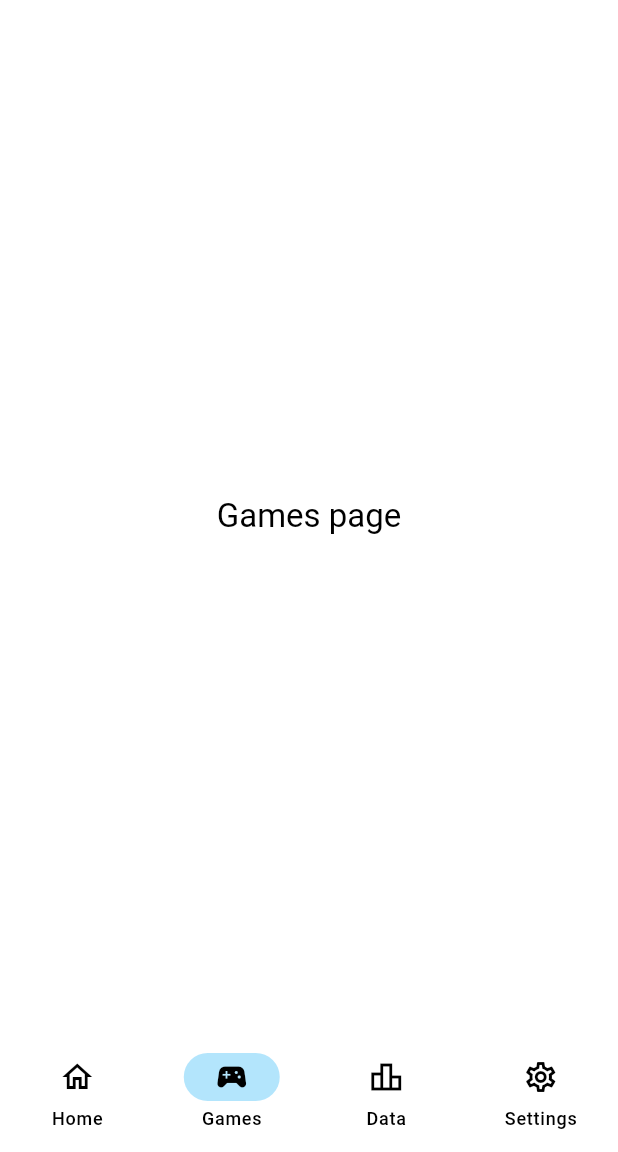
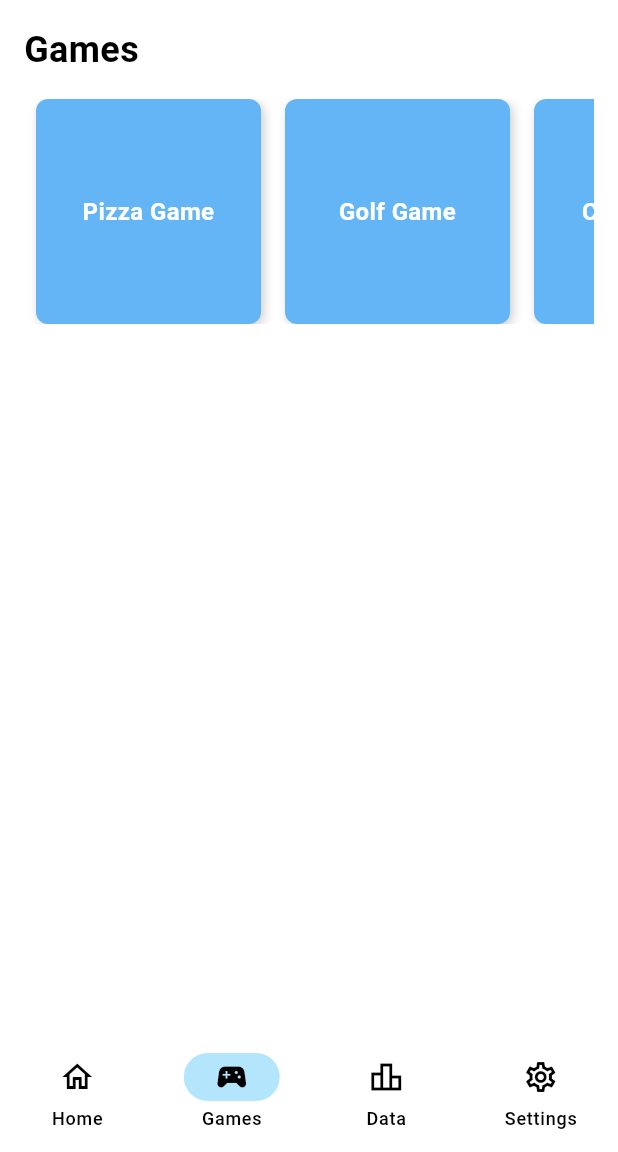
Before and after one commit to UBC-BEST/M2M-App, a Flutter app: the Navigation screen opened directly, item 2 of the bottom bar chosen, on a phone screen of 412 x 824 dp, the part 84-1236 px from its top. Run offline on Flutter 3.47's test engine with Material 3 defaults, Android fonts, the phone set to English and light mode, and no system bars; our stand-ins replace local_auth; missing offline and left inert: flutter_unity_widget.

Commit message:
compiled and exported unity pizza game

```diff
--- a/lib/pages/Home/games_page.dart
+++ b/lib/pages/Home/games_page.dart
@@ -1,21 +1,70 @@
-// pages/games_page.dart
 import 'package:flutter/material.dart';
 
 class GamesPage extends StatelessWidget {
-  const GamesPage({super.key});
+  final List<Map<String, dynamic>> games;
+
+  const GamesPage({super.key, required this.games});
 
   @override
   Widget build(BuildContext context) {
-    final theme = Theme.of(context);
-    return Card(
-      shadowColor: Colors.transparent,
-      margin: const EdgeInsets.all(0),
-      child: SizedBox.expand(
-        child: Center(
-          child: Text(
-            'Games page',
-            style: theme.textTheme.titleLarge,
-          ),
+    // Simple list that shows all of the games on a horizontal scrolling axis
+    // It takes game information passed by landing.dart to name the tiles
+    return Scaffold(
+      body: Padding(
+        padding: const EdgeInsets.all(16.0),
+        child: Column(
+          crossAxisAlignment: CrossAxisAlignment.start,
+          children: [
+            // Title
+            const Text(
+              'Games',
+              style: TextStyle(
+                fontSize: 24,
+                fontWeight: FontWeight.bold,
+              ),
+            ),
+            const SizedBox(height: 16), // Space between title and list
+            // Horizontally scrollable list
+            SizedBox(
+              height: 150, // Square tile size
+              child: ListView.builder(
+                scrollDirection: Axis.horizontal,
+                itemCount: games.length,
+                itemBuilder: (context, index) {
+                  final game = games[index];
+                  return GestureDetector(
+                    onTap: game['onTap'] != null ? () => game['onTap']() : null,
+                    child: Container(
+                      width: 150,
+                      margin: const EdgeInsets.symmetric(horizontal: 8),
+                      decoration: BoxDecoration(
+                        color: Colors.blue.shade300,
+                        borderRadius: BorderRadius.circular(8),
+                        boxShadow: [
+                          BoxShadow(
+                            color: Colors.grey.withOpacity(0.5),
+                            blurRadius: 5,
+                            offset: const Offset(2, 2),
+                          ),
+                        ],
+                      ),
+                      child: Center(
+                        child: Text(
+                          game['name'],
+                          textAlign: TextAlign.center,
+                          style: const TextStyle(
+                            color: Colors.white,
+                            fontSize: 16,
+                            fontWeight: FontWeight.bold,
+                          ),
+                        ),
+                      ),
+                    ),
+                  );
+                },
+              ),
+            ),
+          ],
         ),
       ),
     );
--- a/lib/pages/Home/landing.dart
+++ /dev/null
@@ -1,64 +0,0 @@
-import 'package:flutter/material.dart';
-
-import 'home_page.dart';
-import 'games_page.dart';
-import 'stats_page.dart';
-import 'settings_page.dart';
-
-class Navigation extends StatefulWidget {
-  const Navigation({super.key});
-
-  @override
-  State<Navigation> createState() => Landing();
-}
-
-class Landing extends State<Navigation> {
-  int currentPageIndex = 0;
-
-  @override
-  Widget build(BuildContext context) {
-    return Scaffold(
-      appBar: AppBar(
-        title: const Text('M2M Skeleton App'),
-        backgroundColor: Colors.blue,
-      ),
-      body: <Widget>[
-        const HomePageAuth(),
-        const GamesPage(),
-        const StatsPage(),
-        const SettingsPage(),
-      ][currentPageIndex],
-      bottomNavigationBar: NavigationBar(
-        onDestinationSelected: (int index) {
-          setState(() {
-            currentPageIndex = index;
-          });
-        },
-        indicatorColor: Colors.lightBlue.shade100,
-        selectedIndex: currentPageIndex,
-        destinations: const <Widget>[
-          NavigationDestination(
-            selectedIcon: Icon(Icons.home, color: Colors.black),
-            icon: Icon(Icons.home_outlined),
-            label: 'Home',
-          ),
-          NavigationDestination(
-            selectedIcon: Icon(Icons.sports_esports, color: Colors.black),
-            icon: Icon(Icons.sports_esports_outlined),
-            label: 'Games',
-          ),
-          NavigationDestination(
-            selectedIcon: Icon(Icons.leaderboard, color: Colors.black),
-            icon: Icon(Icons.leaderboard_outlined),
-            label: 'Data',
-          ),
-          NavigationDestination(
-            selectedIcon: Icon(Icons.settings, color: Colors.black),
-            icon: Icon(Icons.settings_outlined),
-            label: 'Settings',
-          ),
-        ],
-      ),
-    );
-  }
-}
--- /dev/null
+++ b/lib/pages/Home/navigation.dart
@@ -0,0 +1,101 @@
+import 'package:flutter/material.dart';
+import 'unity_game_launch.dart';
+import 'home_page.dart';
+import 'games_page.dart';
+import 'stats_page.dart';
+import 'settings_page.dart';
+
+class Navigation extends StatefulWidget {
+  const Navigation({super.key});
+
+  @override
+  State<Navigation> createState() => _NavigationState();
+}
+
+class _NavigationState extends State<Navigation> {
+  int currentPageIndex = 0;
+
+  // List of games
+  List<Map<String, dynamic>> get games => [
+        {'name': 'Pizza Game', 'onTap': _showPizzaGame},
+        {
+          'name': 'Golf Game',
+          'onTap': _showGolfGame
+        }, //Just an example of future implmentation
+        {'name': 'Call of Duty', 'onTap': null}, // Placeholder for future game
+        {'name': 'Spiderman', 'onTap': null}, // Placeholder for future game
+        {'name': 'Valorant', 'onTap': null}, // Placeholder for future game
+      ];
+
+  @override
+  Widget build(BuildContext context) {
+    return Scaffold(
+      appBar: AppBar(
+        title: const Text('M2M Skeleton App'),
+        backgroundColor: Colors.blue,
+      ),
+      body: IndexedStack(
+        index: currentPageIndex,
+        children: <Widget>[
+          const HomePageAuth(),
+          GamesPage(games: games), // Pass the dynamic list of games
+          const StatsPage(),
+          const SettingsPage(),
+        ],
+      ),
+      bottomNavigationBar: NavigationBar(
+        onDestinationSelected: (int index) {
+          setState(() {
+            currentPageIndex = index;
+          });
+        },
+        indicatorColor: Colors.lightBlue.shade100,
+        selectedIndex: currentPageIndex,
+        destinations: const <Widget>[
+          NavigationDestination(
+            selectedIcon: Icon(Icons.home, color: Colors.black),
+            icon: Icon(Icons.home_outlined),
+            label: 'Home',
+          ),
+          NavigationDestination(
+            selectedIcon: Icon(Icons.sports_esports, color: Colors.black),
+            icon: Icon(Icons.sports_esports_outlined),
+            label: 'Games',
+          ),
+          NavigationDestination(
+            selectedIcon: Icon(Icons.leaderboard, color: Colors.black),
+            icon: Icon(Icons.leaderboard_outlined),
+            label: 'Data',
+          ),
+          NavigationDestination(
+            selectedIcon: Icon(Icons.settings, color: Colors.black),
+            icon: Icon(Icons.settings_outlined),
+            label: 'Settings',
+          ),
+        ],
+      ),
+    );
+  }
+
+  // Navigate to Pizza Game
+  void _showPizzaGame() {
+    Navigator.push(
+      context,
+      MaterialPageRoute(
+          builder: (context) =>
+              const FullScreenUnityGame(gameName: 'PizzaGame')),
+    );
+  }
+
+  // Navigate to Golf Game (just an example)
+  // (josh) not completely sure how multiple games can be implemented, but im assuming
+  // we can find a way to implement multiple games by giving them some sort of identification like a "game name"
+  void _showGolfGame() {
+    Navigator.push(
+      context,
+      MaterialPageRoute(
+          builder: (context) =>
+              const FullScreenUnityGame(gameName: 'GolfGame')),
+    );
+  }
+}
--- a/lib/pages/Intro/training_selection.dart
+++ b/lib/pages/Intro/training_selection.dart
@@ -1,5 +1,5 @@
 import 'package:flutter/material.dart';
-import '../Home/Landing.dart';
+import '../Home/Navigation.dart';
 
 class TrainingSelectionPage extends StatefulWidget {
   const TrainingSelectionPage({super.key});
--- a/lib/pages/Login/login_page.dart
+++ b/lib/pages/Login/login_page.dart
@@ -1,5 +1,4 @@
 import 'package:flutter/material.dart';
-import 'package:m2mapp/pages/Home/Landing.dart';
 import 'package:m2mapp/pages/Intro/training_selection.dart';
 import 'package:m2mapp/pages/SignUp/sign_up_page.dart';
 
--- a/pubspec.yaml
+++ b/pubspec.yaml
@@ -11,6 +11,7 @@ dependencies:
     sdk: flutter
   badges: ^2.0.3
   local_auth: ^2.3.0
+  flutter_unity_widget: ^2022.2.0
 
 dev_dependencies:
   flutter_test:
```
Also changed, not shown: lib/pages/Home/unity_game_launch.dart (added, +110 -0 lines), pubspec.lock, 2834 other files.
